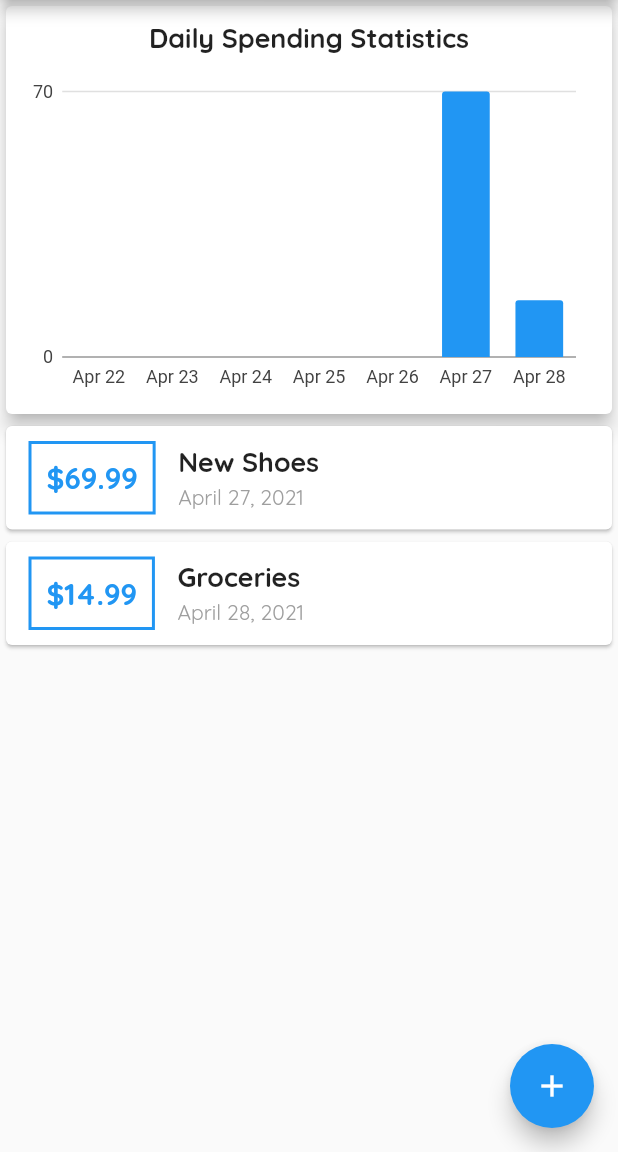
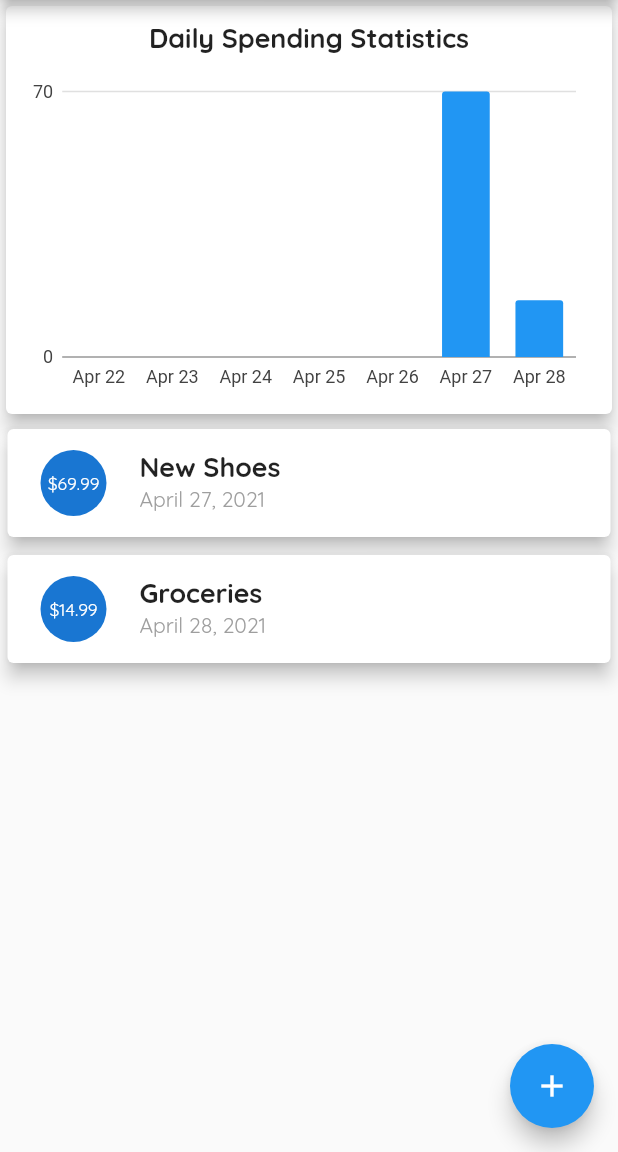
Before and after one commit to jimmy-lan/flutter_budget_app, a Flutter app: the screen it shows after launch, on a phone screen of 412 x 824 dp, the part 84-1236 px from its top. Run offline on Flutter 3.47's test engine with Material 2 defaults, Android fonts, the phone set to English and light mode, and no system bars; our stand-ins replace charts_flutter.

Commit message:
Migrate to ListTile widget

```diff
--- a/lib/widgets/transaction_list.dart
+++ b/lib/widgets/transaction_list.dart
@@ -33,45 +33,27 @@ class TransactionList extends StatelessWidget {
               itemBuilder: (ctx, index) {
                 var e = transactions[index];
                 return Card(
-                  child: Row(
-                    children: [
-                      Container(
-                        margin: EdgeInsets.symmetric(
-                          vertical: 10,
-                          horizontal: 15,
-                        ),
-                        decoration: BoxDecoration(
-                            border: Border.all(
-                                color: Theme.of(context).primaryColor,
-                                width: 2)),
-                        padding: EdgeInsets.all(10),
-                        child: Center(
+                  elevation: 5,
+                  margin: EdgeInsets.symmetric(vertical: 6, horizontal: 5),
+                  child: ListTile(
+                    leading: Padding(
+                        padding: EdgeInsets.all(6),
+                        child: FittedBox(
+                          child: CircleAvatar(
+                            radius: 30,
                             child: Text(
                               "\$${e.amount.toStringAsFixed(2)}",
-                            style: TextStyle(
-                                fontWeight: FontWeight.bold,
-                                fontSize: 20,
-                                color: Theme.of(context).primaryColor),
                             ),
                           ),
-                      ),
-                      Column(
-                        crossAxisAlignment: CrossAxisAlignment.start,
-                        children: [
-                          Container(
-                            child: Text(
+                        )),
+                    title: Text(
                       e.title,
                       style: Theme.of(context).textTheme.bodyText1,
                     ),
-                            margin: EdgeInsets.only(bottom: 3),
-                          ),
-                          Text(
+                    subtitle: Text(
                       DateFormat.yMMMMd().format(e.date),
                       style: TextStyle(color: Colors.grey),
-                          )
-                        ],
-                      )
-                    ],
+                    ),
                   ),
                 );
               },
```
Lines whose indentation alone changed are shown as unchanged.
